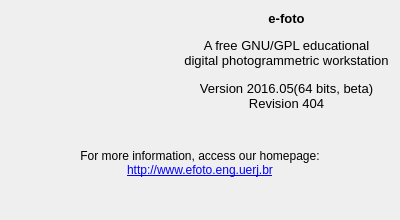
Old version of the form qt/infrastructure/AboutLayout.ui in the repository e-foto/e-foto.
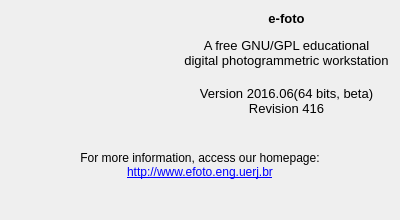
New version of the form. Icons and pictures are not drawn.

Commit message: Small changes on stereoplotter interface.

Diff of the .ui file:
```diff
--- a/qt/infrastructure/AboutLayout.ui
+++ b/qt/infrastructure/AboutLayout.ui
@@ -64,11 +64,11 @@
       <string>&lt;!DOCTYPE HTML PUBLIC &quot;-//W3C//DTD HTML 4.0//EN&quot; &quot;http://www.w3.org/TR/REC-html40/strict.dtd&quot;&gt;
 &lt;html&gt;&lt;head&gt;&lt;meta name=&quot;qrichtext&quot; content=&quot;1&quot; /&gt;&lt;style type=&quot;text/css&quot;&gt;
 p, li { white-space: pre-wrap; }
-&lt;/style&gt;&lt;/head&gt;&lt;body style=&quot; font-family:'MS Shell Dlg 2'; font-size:8pt; font-weight:400; font-style:normal;&quot;&gt;
+&lt;/style&gt;&lt;/head&gt;&lt;body style=&quot; font-family:'Ubuntu'; font-size:11pt; font-weight:400; font-style:normal;&quot;&gt;
 &lt;p style=&quot; margin-top:18px; margin-bottom:12px; margin-left:0px; margin-right:0px; -qt-block-indent:0; text-indent:0px;&quot;&gt;&lt;span style=&quot; font-family:'Sans'; font-size:10pt; font-weight:600;&quot;&gt;e-foto&lt;/span&gt;&lt;/p&gt;
 &lt;p style=&quot; margin-top:0px; margin-bottom:0px; margin-left:0px; margin-right:0px; -qt-block-indent:0; text-indent:0px;&quot;&gt;&lt;span style=&quot; font-family:'Sans'; font-size:10pt;&quot;&gt;A free GNU/GPL educational&lt;br /&gt;digital photogrammetric workstation&lt;br /&gt;&lt;/span&gt;&lt;/p&gt;
-&lt;p style=&quot; margin-top:0px; margin-bottom:0px; margin-left:0px; margin-right:0px; -qt-block-indent:0; text-indent:0px;&quot;&gt;&lt;span style=&quot; font-family:'Sans'; font-size:10pt;&quot;&gt;Version 2016.05(64 bits, beta)&lt;/span&gt;&lt;/p&gt;
-&lt;p style=&quot; margin-top:0px; margin-bottom:0px; margin-left:0px; margin-right:0px; -qt-block-indent:0; text-indent:0px;&quot;&gt;&lt;span style=&quot; font-family:'Sans'; font-size:10pt;&quot;&gt;Revision 404&lt;/span&gt;&lt;/p&gt;&lt;/body&gt;&lt;/html&gt;</string>
+&lt;p style=&quot; margin-top:0px; margin-bottom:0px; margin-left:0px; margin-right:0px; -qt-block-indent:0; text-indent:0px;&quot;&gt;&lt;span style=&quot; font-family:'Sans'; font-size:10pt;&quot;&gt;Version 2016.06(64 bits, beta)&lt;/span&gt;&lt;/p&gt;
+&lt;p style=&quot; margin-top:0px; margin-bottom:0px; margin-left:0px; margin-right:0px; -qt-block-indent:0; text-indent:0px;&quot;&gt;&lt;span style=&quot; font-family:'Sans'; font-size:10pt;&quot;&gt;Revision 416&lt;/span&gt;&lt;/p&gt;&lt;/body&gt;&lt;/html&gt;</string>
      </property>
      <property name="textFormat">
       <enum>Qt::AutoText</enum>
```
The commit also changes 2 other files.
